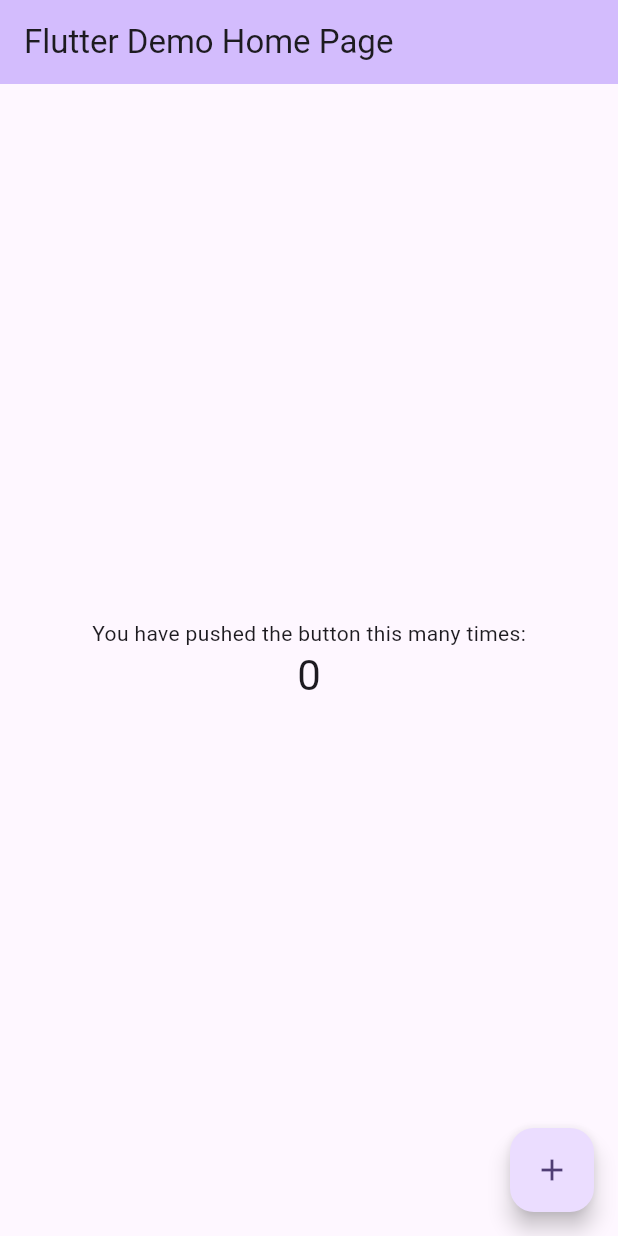
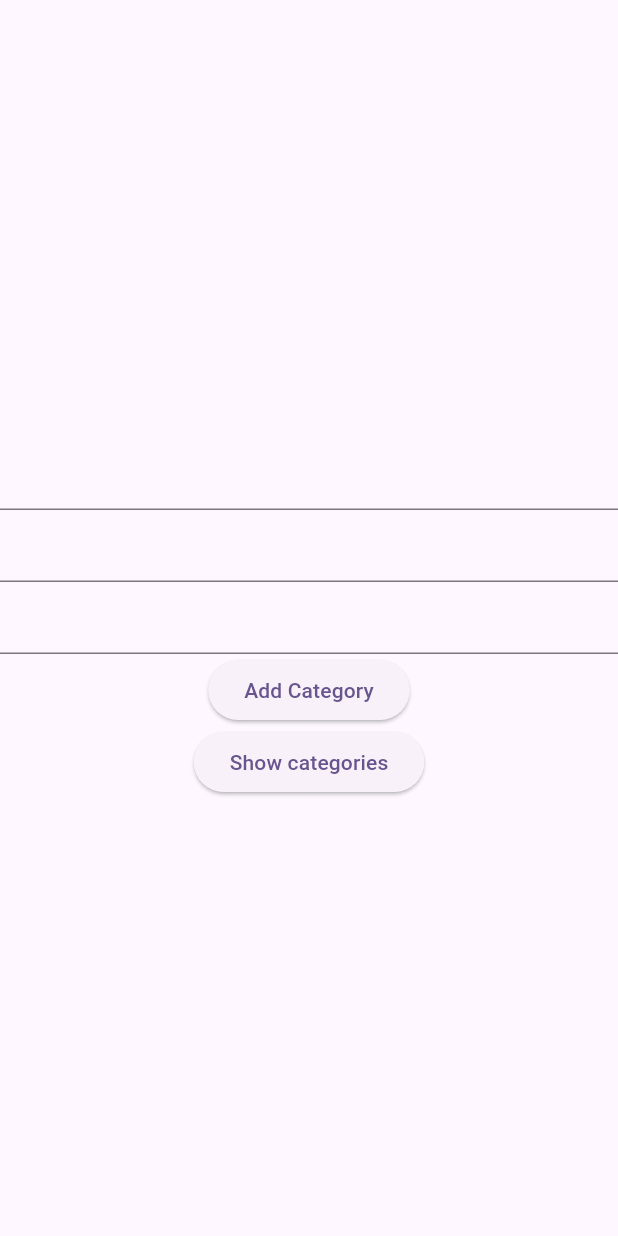
Before and after one commit to kungfufalk/small_app_example, a Flutter app: the screen it shows after launch, on a phone screen of 412 x 824 dp. Run offline on Flutter 3.47's test engine with Material 2 defaults, Android fonts, the phone set to English and light mode, and no system bars.

Commit message:
create and read categories

```diff
--- a/lib/api_structs.dart
+++ b/lib/api_structs.dart
@@ -3,12 +3,13 @@ import 'package:json_annotation/json_annotation.dart';
 part 'api_structs.g.dart';
 
 typedef ID = int;
-typedef Price = double;
+typedef Price = String;
+typedef Name = String;
 
 @JsonSerializable()
 class Collection {
   final ID id;
-  final String name;
+  final Name name;
 
   Collection(this.id, this.name);
 
@@ -31,11 +32,13 @@ class CollectionItem {
 
 @JsonSerializable()
 class Category {
+  @JsonKey(includeIfNull: true)
   final ID? id;
   final String name;
+  @JsonKey(includeIfNull: true)
   final ID? parentCategory;
 
-  Category(this.name,{this.id, this.parentCategory});
+  Category(this.id, this.name, this.parentCategory);
 
   factory Category.fromJson(Map<String, dynamic> json) => _$CategoryFromJson(json);
 
@@ -46,7 +49,7 @@ class Category {
 class Item {
   final ID id;
   final String name;
-  final ID? categoryId;
+  final ID categoryId;
   final Price price;
   final List<int> image;
 
--- /dev/null
+++ b/lib/category_view.dart
@@ -0,0 +1,71 @@
+import 'package:flutter/material.dart';
+import 'package:flutter/services.dart';
+import 'package:small_app_example/api_structs.dart';
+import 'package:small_app_example/collection_api.dart';
+
+class CategoryAddForm extends StatelessWidget {
+  CategoryAddForm({super.key});
+
+  TextEditingController categoryID = TextEditingController();
+  TextEditingController categoryName = TextEditingController();
+  TextEditingController parentCategory = TextEditingController();
+
+  @override
+  Widget build(BuildContext context) {
+    return Scaffold(
+      body: Column(
+        mainAxisAlignment: MainAxisAlignment.center,
+        crossAxisAlignment: CrossAxisAlignment.center,
+        children: [
+          TextFormField(
+            controller: categoryID,
+            keyboardType: TextInputType.number,
+            inputFormatters: <TextInputFormatter>[
+              FilteringTextInputFormatter.digitsOnly
+            ],
+          ),
+          TextFormField(controller: categoryName),
+          TextFormField(
+            controller: parentCategory,
+            keyboardType: TextInputType.number,
+            inputFormatters: <TextInputFormatter>[
+              FilteringTextInputFormatter.digitsOnly
+            ],
+          ),
+          ElevatedButton(
+              child: const Text('Add Category'),
+              onPressed: () {
+                var parentCategoryNumber = int.tryParse(parentCategory.text);
+                var categoryIDNumber = int.tryParse(categoryID.text);
+                CollectionApi().addCategory(Category(
+                    categoryIDNumber, categoryName.text, parentCategoryNumber));
+              }),
+          ElevatedButton(
+            onPressed: () {
+              var categories = CollectionApi().getCategories();
+              Navigator.push(
+                context,
+                MaterialPageRoute<void>(
+                  builder: (BuildContext context) =>
+                      CategoryOverview(categories),
+                ),
+              );
+            },
+            child: Text('Show categories'),
+          )
+        ],
+      ),
+    );
+  }
+}
+
+class CategoryOverview extends StatelessWidget {
+  CategoryOverview(this.categories, {super.key});
+
+  Future<List<Category>> categories;
+
+  @override
+  Widget build(BuildContext context) {
+    return Container();
+  }
+}
--- a/lib/collection_api.dart
+++ b/lib/collection_api.dart
@@ -5,26 +5,43 @@ import 'package:small_app_example/api_structs.dart';
 import 'package:small_app_example/constants.dart';
 
 class CollectionApi {
-
-  Future<http.Response> addItem(Item item){
+  Future<http.Response> addItem(Item item) {
     var uriString = baseUri + '/item';
-    var uri = Uri.http(uriString);
+    var uri = Uri.parse(uriString);
     return http.post(uri, body: item.toJson());
   }
-  Future<http.Response> addCategory(Category category) async {
+
+  Future<Category> addCategory(Category category) async {
+    //var uri = Uri.http(baseUri, '/category');
     var uriString = baseUri + '/category';
-    var uri = Uri.http(uriString);
-    return await http.post(uri, body: category.toJson());
+    var uri = Uri.parse(uriString);
+    var categoryJson = jsonEncode(category.toJson());
+    var response = await http.post(uri,
+        headers: <String, String>{
+          'Content-Type': 'application/json',
+        },
+        body: categoryJson);
+    if (response.statusCode == 200) {
+      print('all good');
+      return Future.value(Category.fromJson(jsonDecode(response.body)));
+    } else {
+      print("Something went terribly wrong");
+      return Future.error(throw Exception('addCategory failed'));
+    }
+  }
+
+  Future<List<Category>> getCategories() async {
+    var uriString = baseUri + '/category';
+    var uri = Uri.parse(uriString);
+    var response = await http.get(uri);
+    Iterable jsonBody = jsonDecode(response.body);
+    List<Category> categories =
+        List<Category>.from(jsonBody.map((e) => Category.fromJson(e)));
+    return Future(() => categories);
   }
 }
 
 void main(List<String> arguments) async {
-  var testCategory = Category('firstCategory', id: 1);
-  var response = await CollectionApi().addCategory(testCategory);
-  if (response.statusCode == 200){
-    var returnedCategory = Category.fromJson(jsonDecode(response.body));
-  }
-  else {
-    print("Something went terribly wrong");
-  }
+  var testCategory = Category(null, 'firstCategory', null);
+  var category = await CollectionApi().addCategory(testCategory);
 }
--- a/lib/collection_view.dart
+++ b/lib/collection_view.dart
@@ -10,6 +10,10 @@ class CollectionView extends StatefulWidget {
 class _CollectionViewState extends State<CollectionView> {
   @override
   Widget build(BuildContext context) {
-    return const Placeholder();
+    return const Column(
+      children: [
+
+      ],
+    );
   }
 }
--- a/lib/constants.dart
+++ b/lib/constants.dart
@@ -1 +1 @@
-const baseUri = 'todo';
+const baseUri = 'http://192.168.100.25:8080';
--- a/lib/main.dart
+++ b/lib/main.dart
@@ -1,4 +1,5 @@
 import 'package:flutter/material.dart';
+import 'package:small_app_example/category_view.dart';
 
 void main() {
   runApp(const MyApp());
@@ -31,7 +32,7 @@ class MyApp extends StatelessWidget {
         colorScheme: ColorScheme.fromSeed(seedColor: Colors.deepPurple),
         useMaterial3: true,
       ),
-      home: const MyHomePage(title: 'Flutter Demo Home Page'),
+      home: CategoryAddForm(),
     );
   }
 }
```
Also changed, not shown: lib/item_thumbnail.dart (added, +14 -0 lines), lib/api_structs.g.dart.
